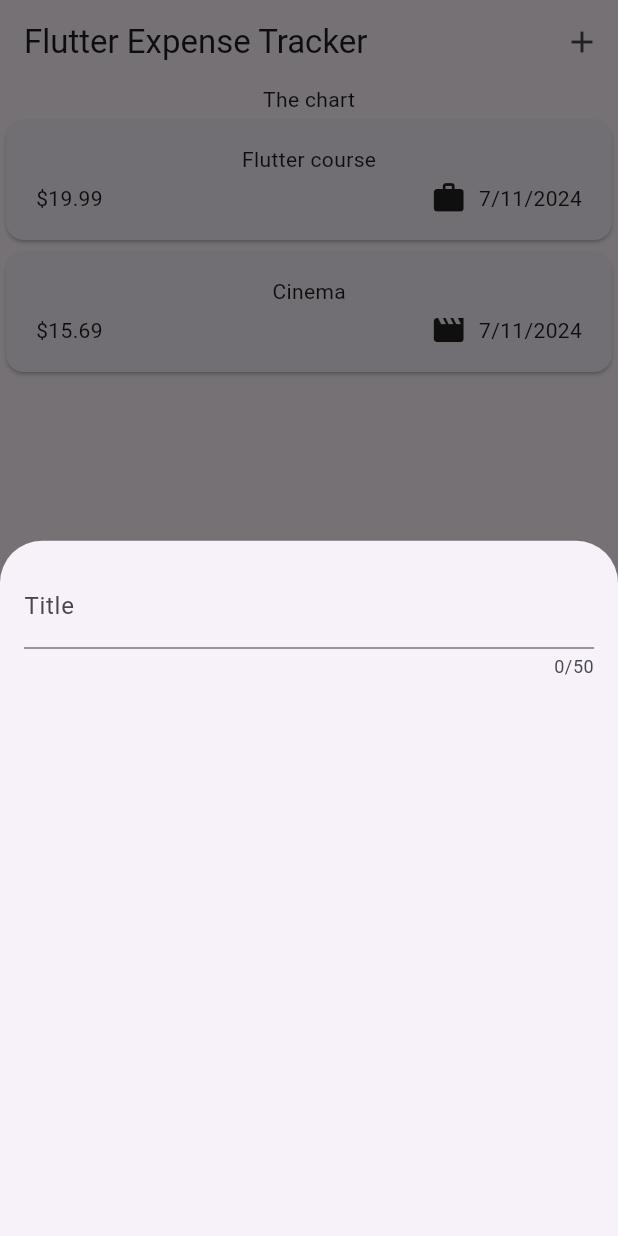
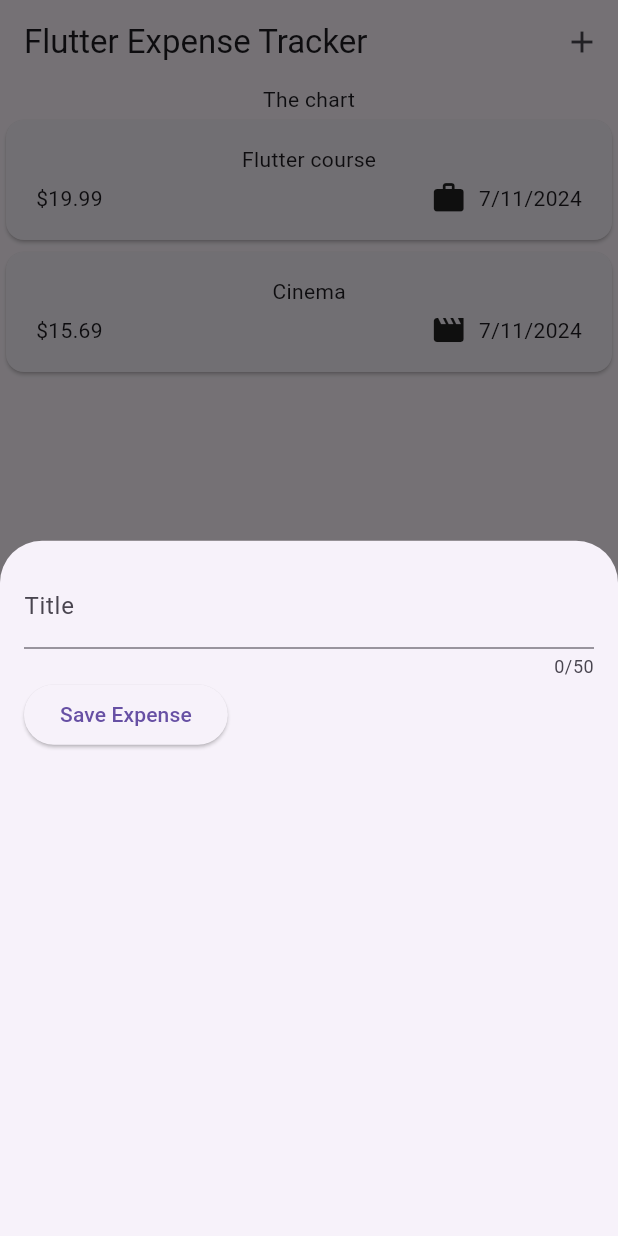
Before and after one commit to Korkmaz96/Expense_Tracker_app, a Flutter app: the screen it shows after launch, after a tap on the "add" icon, on a phone screen of 412 x 824 dp. Run offline on Flutter 3.47's test engine with Material 3 defaults, Android fonts, the phone set to English and light mode, and no system bars.

Commit message:
using the TextEditingController to manage user input

```diff
--- a/lib/widget/new_expense.dart
+++ b/lib/widget/new_expense.dart
@@ -10,17 +10,36 @@ class NewExpense extends StatefulWidget {
 }
 
 class _NewExpenseState extends State<NewExpense> {
+  final _titleController = TextEditingController();
+
+  @override
+  void dispose() {
+    _titleController.dispose();
+    super.dispose();
+  }
+
   @override
   Widget build(BuildContext context) {
-    return const Padding(
-      padding: EdgeInsets.all(16),
+    return Padding(
+      padding: const EdgeInsets.all(16),
       child: Column(
         children: [
           TextField(
+            controller: _titleController,
             maxLength: 50,
-            decoration: InputDecoration(
+            decoration: const InputDecoration(
               label: Text('Title'),
             ),
+          ),
+          Row(
+            children: [
+              ElevatedButton(
+                onPressed: () {
+                  print(_titleController.text);
+                },
+                child: const Text('Save Expense'),
+              ),
+            ],
           ),
         ],
       ),
```
